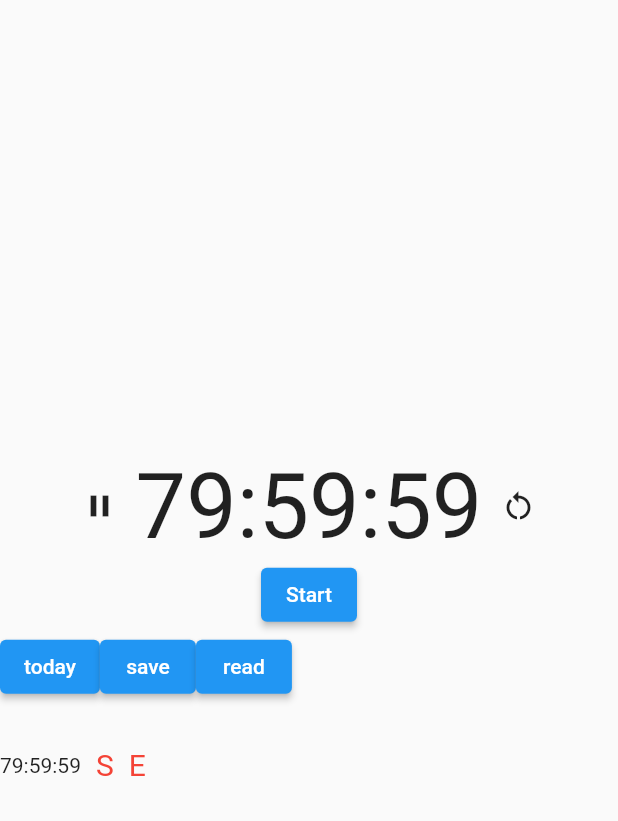
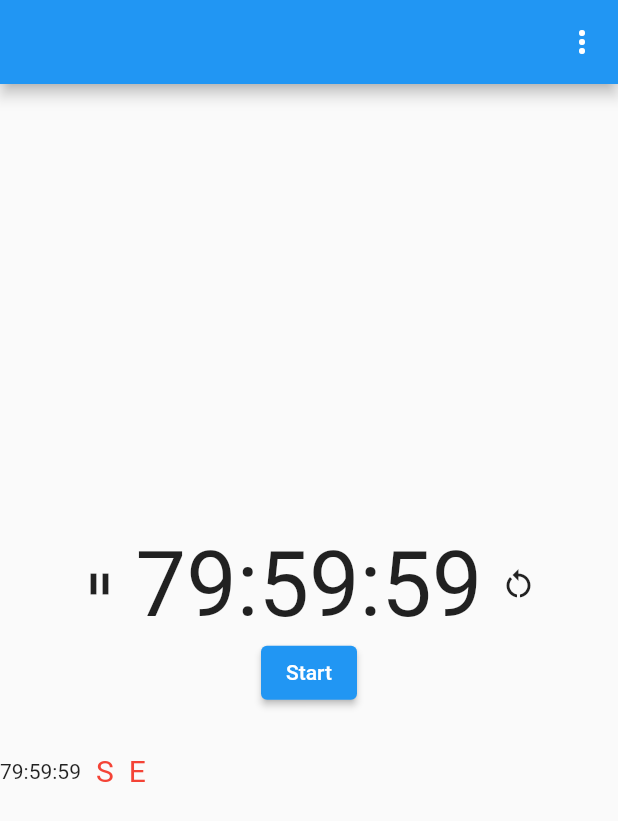
Before and after one commit to gawasa29/work_countdown_timer, a Flutter app: the screen it shows after launch, after a tap on the "play arrow" icon, on a phone screen of 412 x 824 dp. Shown: the top 821 px of the screen. Run offline on Flutter 3.47's test engine with Material 2 defaults, Android fonts, the phone set to English and light mode, and no system bars; our stand-ins replace shared_preferences; missing offline and left inert: window_size.

Commit message:
ポップアップメニュー追加

```diff
--- a/lib/main.dart
+++ b/lib/main.dart
@@ -81,6 +81,8 @@ class _MyHomePageState extends State<MyHomePage> {
 
 //タイマー系の関数
   void startTimer() {
+    //timer.periodicはfor文みたいに繰り返し処理
+    //Timer.periodic(繰り返す間隔の時間, その間隔毎に動作させたい処理)
     countdownTimer =
         Timer.periodic(const Duration(seconds: 1), (_) => setCountDown());
   }
@@ -88,7 +90,9 @@ class _MyHomePageState extends State<MyHomePage> {
   void pauseTimer() {
     setState(() {
       countdownTimer!.cancel();
-      toDayCountdownTimer!.cancel();
+      if (toDayDuration != null) {
+        toDayCountdownTimer!.cancel();
+      }
     });
   }
 
@@ -111,6 +115,8 @@ class _MyHomePageState extends State<MyHomePage> {
         countdownTimer!.cancel();
       } else {
         myDuration = Duration(seconds: seconds);
+        //ローカルに保存
+        saveDate();
       }
     });
   }
@@ -163,7 +169,34 @@ class _MyHomePageState extends State<MyHomePage> {
     final hours = strDigits(myDuration.inHours);
     final minutes = strDigits(myDuration.inMinutes.remainder(60));
     final seconds = strDigits(myDuration.inSeconds.remainder(60));
+
     return Scaffold(
+      appBar: AppBar(
+        actions: [
+          PopupMenuButton(
+            itemBuilder: ((context) => [
+                  PopupMenuItem(
+                    child: const Text('today'),
+                    onTap: () {
+                      if (startDay != null && endDay != null) {
+                        toDayDuration =
+                            myDuration ~/ endDay!.difference(startDay!).inDays;
+                        startToDayTimer();
+                      }
+                    },
+                  ),
+                  PopupMenuItem(
+                    child: const Text('read'),
+                    onTap: () {
+                      readDate();
+                      startState = true;
+                      setState(() {});
+                    },
+                  ),
+                ]),
+          ),
+        ],
+      ),
       body: Center(
         child: Column(
           mainAxisSize: MainAxisSize.min,
@@ -184,8 +217,10 @@ class _MyHomePageState extends State<MyHomePage> {
                     : IconButton(
                         onPressed: () {
                           startTimer();
-                          startToDayTimer();
                           timerState = true;
+                          if (toDayDuration != null) {
+                            startToDayTimer();
+                          }
                         },
                         icon: const Icon(Icons.play_arrow)),
                 (toDayDuration == null)
@@ -224,31 +259,6 @@ class _MyHomePageState extends State<MyHomePage> {
                       setState(() {});
                     },
                   ),
-            Row(
-              children: [
-                ElevatedButton(
-                  child: const Text('today'),
-                  onPressed: () {
-                    toDayDuration =
-                        myDuration ~/ endDay!.difference(startDay!).inDays;
-                    startToDayTimer();
-                  },
-                ),
-                ElevatedButton(
-                  child: const Text('save'),
-                  onPressed: () {
-                    saveDate();
-                  },
-                ),
-                ElevatedButton(
-                  child: const Text('read'),
-                  onPressed: () {
-                    readDate();
-                    setState(() {});
-                  },
-                ),
-              ],
-            ),
             const SizedBox(
               height: 30,
             ),
```
